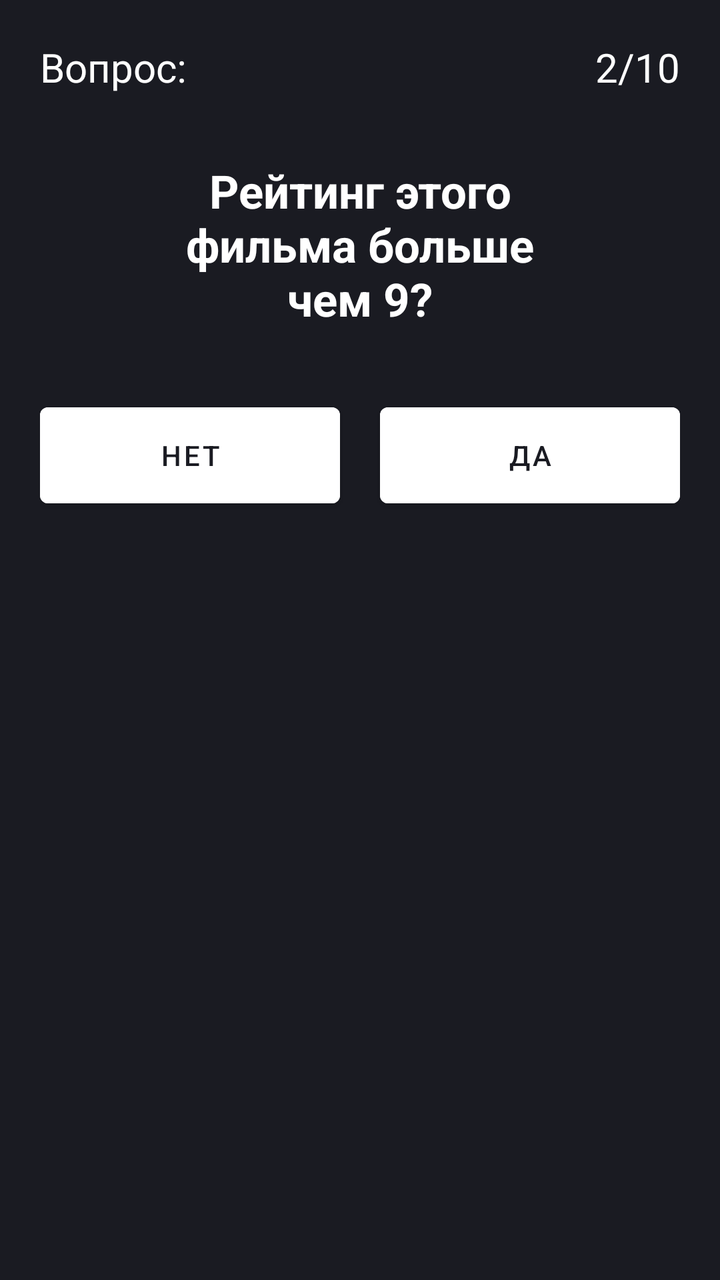
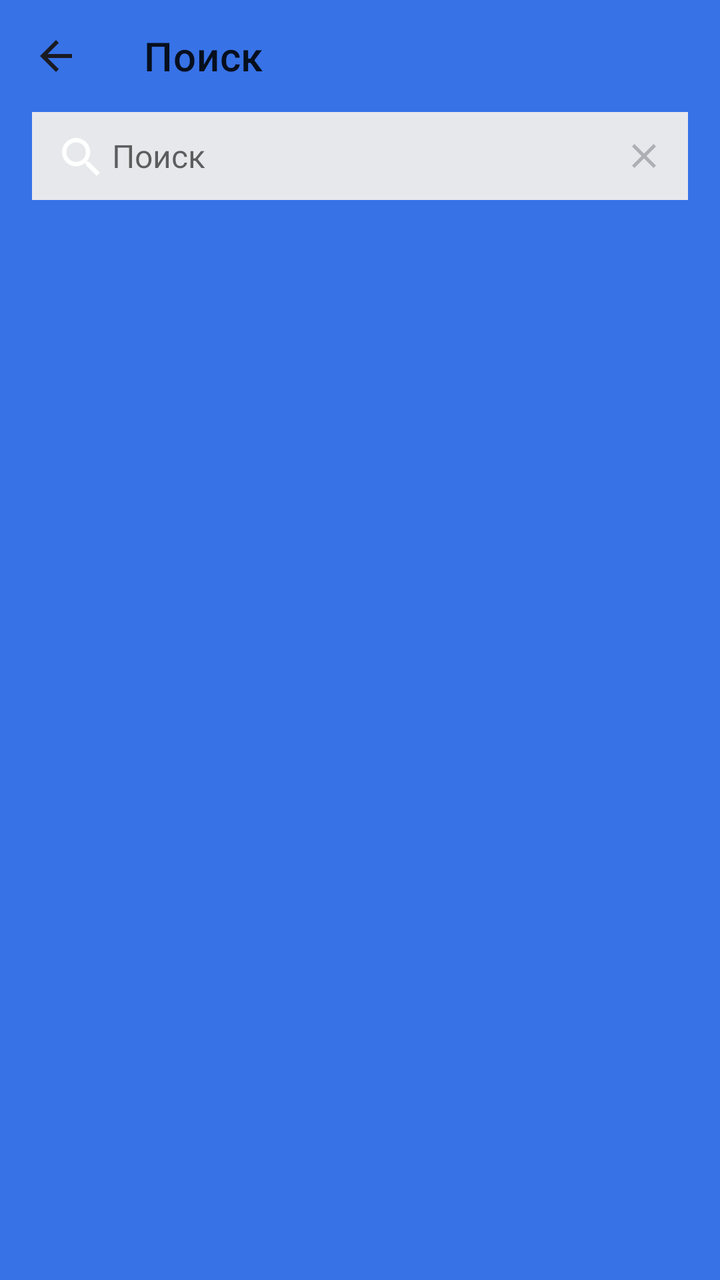

Compare the two renders of this Android layout. The source of the first and the diff that turns it into the second are given below.
<!-- AndroidManifest.xml: application theme Base.Theme.PlayListMarket -->
<!-- res/layout/tests.xml -->
<?xml version="1.0" encoding="utf-8"?>
<LinearLayout xmlns:android="http://schemas.android.com/apk/res/android"
    android:layout_width="match_parent"
    android:layout_height="match_parent"
    android:background="#1A1B22"
    android:orientation="vertical"
    android:padding="20dp">

    <FrameLayout
        android:layout_width="match_parent"
        android:layout_height="wrap_content">

        <TextView
            android:layout_width="wrap_content"
            android:layout_height="wrap_content"
            android:layout_gravity="start"
            android:text="Вопрос:"
            android:textColor="#ffffff"
            android:textSize="20sp" />

        <TextView
            android:layout_width="wrap_content"
            android:layout_height="wrap_content"
            android:layout_gravity="end"
            android:text="2/10"
            android:textColor="#ffffff"
            android:textSize="20sp" />
    </FrameLayout>



    <TextView
        android:layout_width="wrap_content"
        android:layout_height="wrap_content"
        android:layout_gravity="center"
        android:layout_marginHorizontal="63dp"
        android:layout_marginTop="33dp"
        android:gravity="center"
        android:text="Рейтинг этого фильма больше чем 9?"
        android:textColor="#ffffff"
        android:textSize="23sp"
        android:textStyle="bold" />

    <LinearLayout
        android:layout_width="match_parent"
        android:layout_height="wrap_content"
        android:layout_marginTop="33dp"
        android:orientation="horizontal">

        <Button
            android:layout_width="0dp"
            android:layout_height="60dp"
            android:layout_marginEnd="10dp"
            android:layout_weight="1"
            android:backgroundTint="#ffffff"
            android:text="Нет"
            android:textColor="#1A1B22" />

        <Button
            android:layout_width="0dp"
            android:layout_height="60dp"
            android:layout_marginStart="10dp"
            android:layout_weight="1"
            android:backgroundTint="#ffffff"
            android:text="Да"
            android:textColor="#1A1B22" />
    </LinearLayout>
</LinearLayout>
<!-- resources referenced by this layout -->
<resources>
  <style name="Base.Theme.PlayListMarket" parent="Theme.MaterialComponents.DayNight.NoActionBar">
          
          <item name="colorPrimary">@color/primary_color_for_app</item>
          <item name="colorPrimaryVariant">@color/primary_variant_color_for_app</item>
          <item name="colorOnPrimary">@color/color_on_primary_for_app</item>
          
          <item name="colorSecondary">@color/secondary_color_for_app</item>
          <item name="colorSecondaryVariant">@color/secondary_variant_color_for_app</item>
          <item name="colorOnSecondary">@color/color_on_secondary_for_app</item>
          
          <item name="android:windowBackground">?attr/colorPrimary</item>
          <item name="android:colorBackground">?attr/colorPrimary</item>
          
      </style>
  <color name="primary_color_for_app">#3772E7</color>
  <color name="primary_variant_color_for_app">#EBF1FF</color>
  <color name="color_on_primary_for_app">@color/yp_black</color>
  <color name="secondary_color_for_app">@color/yp_white</color>
  <color name="secondary_variant_color_for_app">#F5F5F5</color>
  <color name="color_on_secondary_for_app">@color/yp_black</color>
  <color name="yp_black">#1A1B22</color>
  <color name="yp_white">#FFFFFF</color>
</resources>

<!-- the commit's change to res/layout/tests.xml (unified diff, before → after) -->
@@ -1,68 +1,58 @@
 <?xml version="1.0" encoding="utf-8"?>
 <LinearLayout xmlns:android="http://schemas.android.com/apk/res/android"
+    xmlns:app="http://schemas.android.com/apk/res-auto"
+    xmlns:tools="http://schemas.android.com/tools"
+    android:id="@+id/main"
     android:layout_width="match_parent"
     android:layout_height="match_parent"
-    android:background="#1A1B22"
-    android:orientation="vertical"
-    android:padding="20dp">
-
-    <FrameLayout
+    tools:context=".SearchActivity"
+    android:orientation="vertical">
+    <com.google.android.material.appbar.MaterialToolbar
         android:layout_width="match_parent"
-        android:layout_height="wrap_content">
-
-        <TextView
-            android:layout_width="wrap_content"
-            android:layout_height="wrap_content"
-            android:layout_gravity="start"
-            android:text="Вопрос:"
-            android:textColor="#ffffff"
-            android:textSize="20sp" />
-
-        <TextView
-            android:layout_width="wrap_content"
-            android:layout_height="wrap_content"
-            android:layout_gravity="end"
-            android:text="2/10"
-            android:textColor="#ffffff"
-            android:textSize="20sp" />
-    </FrameLayout>
-
-
-
-    <TextView
-        android:layout_width="wrap_content"
         android:layout_height="wrap_content"
-        android:layout_gravity="center"
-        android:layout_marginHorizontal="63dp"
-        android:layout_marginTop="33dp"
-        android:gravity="center"
-        android:text="Рейтинг этого фильма больше чем 9?"
-        android:textColor="#ffffff"
-        android:textSize="23sp"
-        android:textStyle="bold" />
+        style="@style/CommonTitleTextForToolbarStyle"
+        app:title="Поиск"
+        app:navigationIcon="@drawable/ic_arrow_back"/>
 
     <LinearLayout
         android:layout_width="match_parent"
         android:layout_height="wrap_content"
-        android:layout_marginTop="33dp"
-        android:orientation="horizontal">
+        android:orientation="horizontal"
+        android:layout_marginHorizontal="16dp"
+        android:background="@color/yp_light_gray">
+        <ImageView
+            android:layout_width="wrap_content"
+            android:layout_height="wrap_content"
+            android:src="@drawable/ic_search"
+            android:layout_gravity="center"
+            android:layout_marginLeft="12dp"
+            android:layout_marginRight="4dp"
+            android:layout_marginVertical="10dp"
+            />
+        <EditText
+            android:id="@+id/searchTextInput"
+            android:layout_width="match_parent"
+            android:layout_height="wrap_content"
+            android:layout_weight="1"
+            android:lines="1"
+            android:hint="Поиск"
+            android:layout_gravity="center"
+            android:background="@color/yp_light_gray"
+            android:textSize="16sp"
 
-        <Button
-            android:layout_width="0dp"
-            android:layout_height="60dp"
-            android:layout_marginEnd="10dp"
-            android:layout_weight="1"
-            android:backgroundTint="#ffffff"
-            android:text="Нет"
-            android:textColor="#1A1B22" />
+            />
+        <ImageView
+            android:layout_width="wrap_content"
+            android:layout_height="wrap_content"
+            android:layout_gravity="center"
+            android:src="@drawable/ic_clear"
+            android:layout_marginRight="14dp"/>
 
-        <Button
-            android:layout_width="0dp"
-            android:layout_height="60dp"
-            android:layout_marginStart="10dp"
-            android:layout_weight="1"
-            android:backgroundTint="#ffffff"
-            android:text="Да"
-            android:textColor="#1A1B22" />
+
     </LinearLayout>
+
+
+
+
+
 </LinearLayout>
<!-- resource entries referenced after the edit -->
@@ -1,5 +1,43 @@
 <!-- resources referenced by this layout -->
 <resources>
+  <color name="yp_light_gray">#E6E8EB</color>
+  <!-- drawable ic_arrow_back (drawable) -->
+  <vector xmlns:android="http://schemas.android.com/apk/res/android"
+      android:width="24dp"
+      android:height="24dp"
+      android:viewportWidth="24"
+      android:viewportHeight="24">
+    <group>
+      <clip-path
+          android:pathData="M0,0h24v24h-24z"/>
+      <path
+          android:pathData="M20,11H7.83L13.42,5.41L12,4L4,12L12,20L13.41,18.59L7.83,13H20V11Z"
+          android:fillColor="?attr/colorOnPrimary"/>
+    </group>
+  </vector>
+  <!-- drawable ic_clear (drawable) -->
+  <vector xmlns:android="http://schemas.android.com/apk/res/android"
+      android:width="16dp"
+      android:height="16dp"
+      android:viewportWidth="16"
+      android:viewportHeight="16">
+    <path
+        android:pathData="M14,3.209L12.791,2L8,6.791L3.209,2L2,3.209L6.791,8L2,12.791L3.209,14L8,9.209L12.791,14L14,12.791L9.209,8L14,3.209Z"
+        android:fillColor="#AEAFB4"/>
+  </vector>
+  <!-- drawable ic_search (drawable) -->
+  <vector xmlns:android="http://schemas.android.com/apk/res/android"
+      android:width="24dp"
+      android:height="24dp"
+      android:viewportWidth="24"
+      android:viewportHeight="24">
+    <path
+        android:pathData="M16.579,14.95H15.721L15.417,14.656C16.481,13.418 17.122,11.81 17.122,10.061C17.122,6.161 13.961,3 10.061,3C6.161,3 3,6.161 3,10.061C3,13.961 6.161,17.122 10.061,17.122C11.81,17.122 13.418,16.481 14.656,15.417L14.95,15.721V16.579L20.381,22L22,20.381L16.579,14.95ZM10.061,14.95C7.356,14.95 5.173,12.766 5.173,10.061C5.173,7.356 7.356,5.173 10.061,5.173C12.766,5.173 14.95,7.356 14.95,10.061C14.95,12.766 12.766,14.95 10.061,14.95Z"
+        android:fillColor="@color/fill_for_ic_on_main_screen"/>
+  </vector>
+  <style name="CommonTitleTextForToolbarStyle" parent="@style/CommonTextStyle">
+          <item name="android:textColor">?attr/colorOnPrimary</item>
+      </style>
   <style name="Base.Theme.PlayListMarket" parent="Theme.MaterialComponents.DayNight.NoActionBar">
           
           <item name="colorPrimary">@color/primary_color_for_app</item>
@@ -14,13 +52,21 @@
           <item name="android:colorBackground">?attr/colorPrimary</item>
           
       </style>
-  <color name="primary_color_for_app">#3772E7</color>
+  <color name="fill_for_ic_on_main_screen">@color/yp_white</color>
+  <style name="CommonTextStyle">
+          <item name="android:textSize">22sp</item>
+          <item name="android:textFontWeight">500</item>
+          <item name="fontFamily">@font/ys_display_medium</item>
+          <item name="android:textColor">@color/yp_black</item>
+      </style>
+  <color name="primary_color_for_app">@color/yp_blue</color>
   <color name="primary_variant_color_for_app">#EBF1FF</color>
   <color name="color_on_primary_for_app">@color/yp_black</color>
   <color name="secondary_color_for_app">@color/yp_white</color>
-  <color name="secondary_variant_color_for_app">#F5F5F5</color>
+  <color name="secondary_variant_color_for_app">@color/yp_light_gray</color>
   <color name="color_on_secondary_for_app">@color/yp_black</color>
   <color name="yp_black">#1A1B22</color>
+  <color name="yp_blue">#3772E7</color>
   <color name="yp_white">#FFFFFF</color>
 </resources>
 
